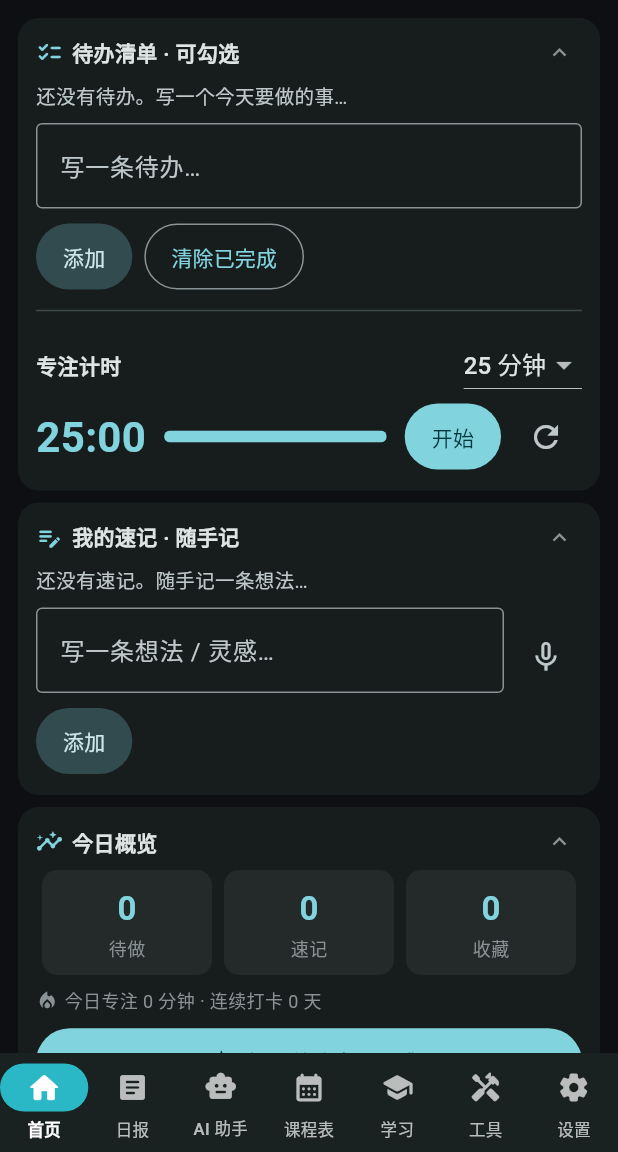
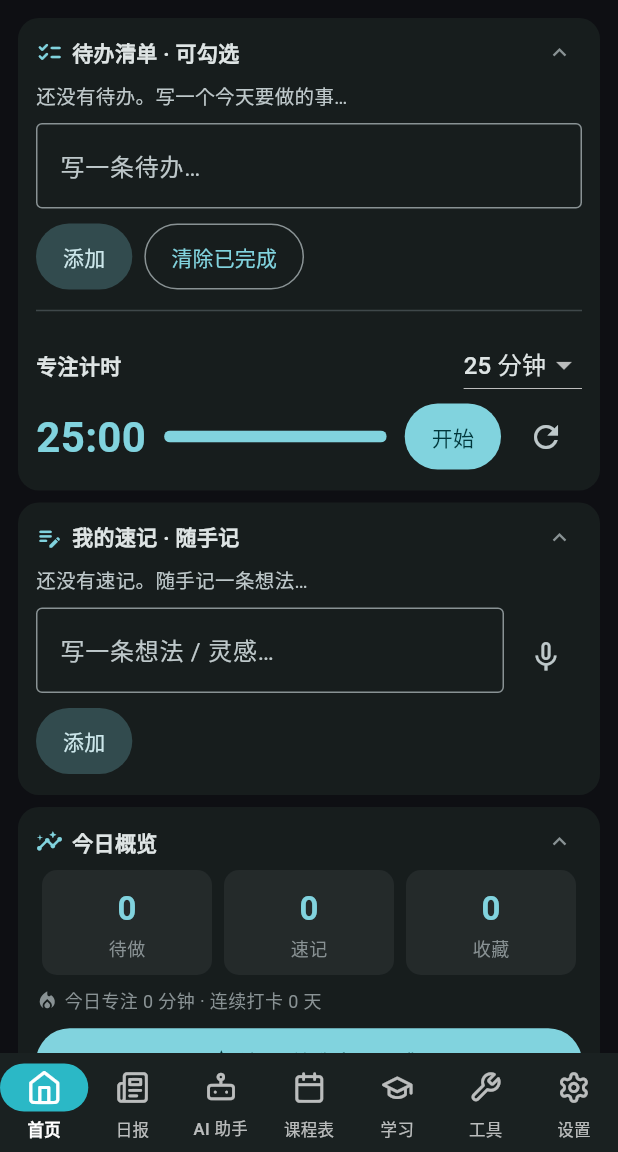
Before and after one commit to W-lik721/personal-workbench, a Flutter app: the screen it shows after launch, on a phone screen of 412 x 824 dp, the part 84-1236 px from its top. Run offline on Flutter 3.47's test engine with Material 3 defaults, Android fonts, the phone set to English and light mode, and no system bars; our stand-ins replace file_picker, flutter_local_notifications, flutter_markdown, flutter_secure_storage, image_picker, shared_preferences and 2 more; missing offline and left inert: charset_converter, google_mlkit_text_recognition; network calls fail; project files that could hold a hidden picture were left out.

Commit message:
UI: 导航栏图标换 Lucide 极简线性风格（本地内置字体，规避旧包 Dart3 不兼容）

```diff
--- /dev/null
+++ b/mobile/lib/lucide_nav_icons.dart
@@ -0,0 +1,21 @@
+import 'package:flutter/material.dart';
+
+/// 导航栏专用的 Lucide 图标（仅 7 个）。
+///
+/// 背景：官方 `lucide_icons` 包最新版（0.257.0）的 SDK 约束为 `<3.0.0`，
+/// 与本项目的 Dart 3 环境不兼容、无法 `pub get`。故将 Lucide 开源字体
+/// （MIT，lucide.dev，版本 0.257.0）作为本地字体内置，仅取导航栏所需的
+/// 7 个字形，避免引入装不上的依赖。
+///
+/// 字形编码与 `lucide.ttf` 严格对应，勿随意改动。
+class LucideNavIcons {
+  static const String _family = 'Lucide';
+
+  static const IconData home = IconData(0xf35e, fontFamily: _family);
+  static const IconData newspaper = IconData(0xf40c, fontFamily: _family);
+  static const IconData bot = IconData(0xf1c0, fontFamily: _family);
+  static const IconData calendar = IconData(0xf1d2, fontFamily: _family);
+  static const IconData graduationCap = IconData(0xf33e, fontFamily: _family);
+  static const IconData wrench = IconData(0xf59d, fontFamily: _family);
+  static const IconData settings = IconData(0xf4b9, fontFamily: _family);
+}
--- a/mobile/lib/main.dart
+++ b/mobile/lib/main.dart
@@ -1,6 +1,7 @@
 // 轻量工作台 Flutter 入口
 import 'package:flutter/material.dart';
 import 'package:flutter/services.dart';
+import 'lucide_nav_icons.dart';
 import 'services/core.dart';
 import 'services/notifier.dart';
 import 'services/sync.dart';
@@ -275,13 +276,13 @@ class _MainShellState extends State<MainShell> {
           setState(() => _index = i);
         },
         destinations: const [
-          NavigationDestination(icon: Icon(Icons.home_rounded), label: '首页'),
-          NavigationDestination(icon: Icon(Icons.article_rounded), label: '日报'),
-          NavigationDestination(icon: Icon(Icons.smart_toy_rounded), label: 'AI 助手'),
-          NavigationDestination(icon: Icon(Icons.calendar_month_rounded), label: '课程表'),
-          NavigationDestination(icon: Icon(Icons.school_rounded), label: '学习'),
-          NavigationDestination(icon: Icon(Icons.handyman_rounded), label: '工具'),
-          NavigationDestination(icon: Icon(Icons.settings_rounded), label: '设置'),
+          NavigationDestination(icon: Icon(LucideNavIcons.home), label: '首页'),
+          NavigationDestination(icon: Icon(LucideNavIcons.newspaper), label: '日报'),
+          NavigationDestination(icon: Icon(LucideNavIcons.bot), label: 'AI 助手'),
+          NavigationDestination(icon: Icon(LucideNavIcons.calendar), label: '课程表'),
+          NavigationDestination(icon: Icon(LucideNavIcons.graduationCap), label: '学习'),
+          NavigationDestination(icon: Icon(LucideNavIcons.wrench), label: '工具'),
+          NavigationDestination(icon: Icon(LucideNavIcons.settings), label: '设置'),
         ],
       ),
     );
--- a/mobile/pubspec.yaml
+++ b/mobile/pubspec.yaml
@@ -32,3 +32,7 @@ flutter:
   uses-material-design: true
   assets:
     - assets/skill_lib.json
+  fonts:
+    - family: Lucide
+      fonts:
+        - asset: assets/lucide.ttf
```
Also changed, not shown: mobile/assets/lucide.ttf (added).
